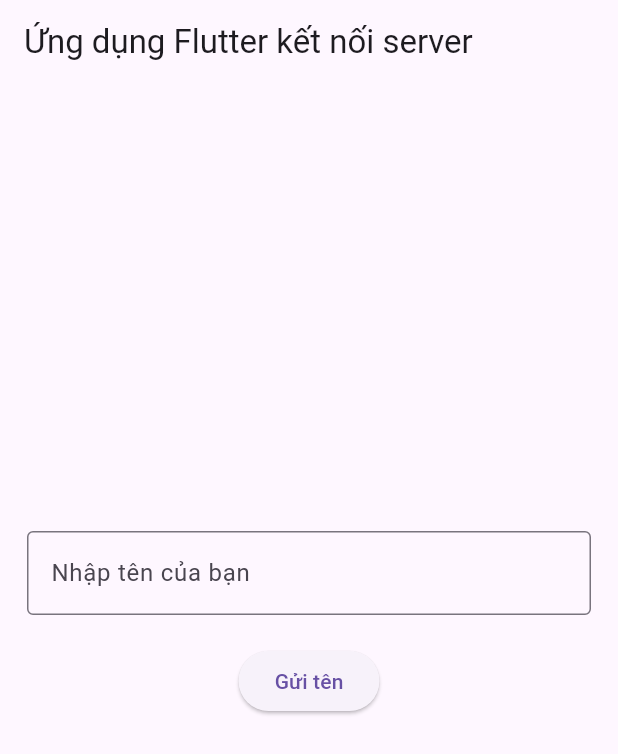
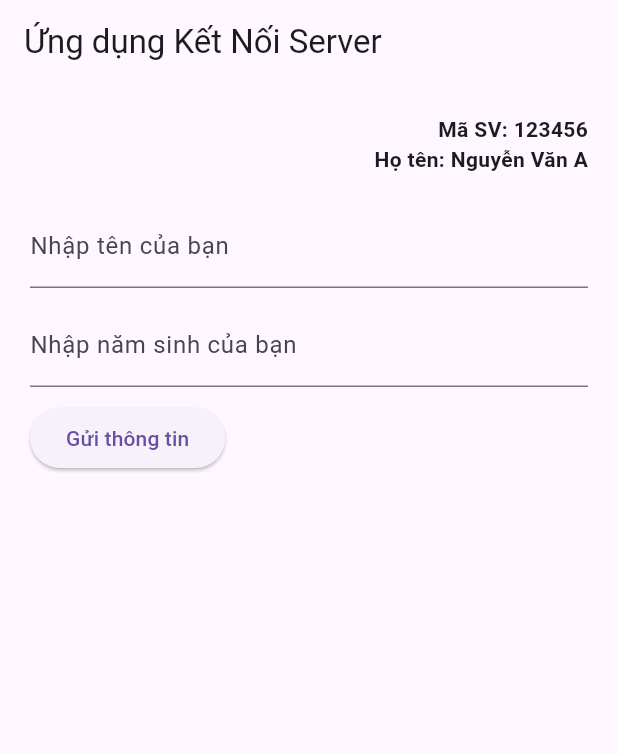
Before and after one commit to DTTWizard/simple_project_flutter, a Flutter app: the screen it shows after launch, on a phone screen of 412 x 824 dp. Shown: the top 754 px of the screen. Run offline on Flutter 3.47's test engine with Material 3 defaults, Android fonts, the phone set to English and light mode, and no system bars.

Commit message:
update 11:03

```diff
--- a/frontend/lib/main.dart
+++ b/frontend/lib/main.dart
@@ -1,33 +1,27 @@
 import 'dart:convert';
 import 'dart:io';
-
 import 'package:flutter/foundation.dart';
 import 'package:flutter/material.dart';
 import 'package:http/http.dart' as http;
 
-/// Hàm main là điểm bắt đầu của ứng dụng
 void main() {
-  runApp(const MainApp()); // Chạy ứng dụng với widget MainApp
+  runApp(const MainApp());
 }
 
-/// Widget MainApp là widget gốc của ứng dụng
 class MainApp extends StatelessWidget {
   const MainApp({super.key});
 
   @override
   Widget build(BuildContext context) {
     return MaterialApp(
-      debugShowCheckedModeBanner: false, // Tắt biểu tượng debug ở góc phải trên
-      title: 'Ứng dụng full-stack Flutter đơn giản',
-      theme: ThemeData(
-        primarySwatch: Colors.blue,
-      ),
+      debugShowCheckedModeBanner: false,
+      title: 'Ứng dụng Kết Nối Server',
+      theme: ThemeData(primarySwatch: Colors.blue),
       home: const MyHomePage(),
     );
   }
 }
 
-/// Widget MyHomePage là trang chính của ứng dụng, sử dụng StatefulWidget
 class MyHomePage extends StatefulWidget {
   const MyHomePage({super.key});
 
@@ -35,84 +29,63 @@ class MyHomePage extends StatefulWidget {
   State<MyHomePage> createState() => _MyHomePageState();
 }
 
-/// Lớp state cho MyHomePage
 class _MyHomePageState extends State<MyHomePage> {
-  /// Controller để lấy dữ liệu từ Widget TextField
-  final TextEditingController controller = TextEditingController();
-
-  /// Biến để lưu thông điệp phản hồi từ server
+  final TextEditingController nameController = TextEditingController();
+  final TextEditingController yearOfBirthController = TextEditingController();
   String responseMessage = '';
-
-  /// Biến để kiểm tra trạng thái gửi yêu cầu
   bool isLoading = false;
 
-  /// Sử dụng địa chỉ IP thích hợp cho backend
   String getBackendUrl() {
     if (kIsWeb) {
-      return 'http://localhost:8080'; // hoặc sử dụng IP LAN nếu cần
+      return 'http://localhost:8080';
     } else if (Platform.isAndroid) {
-      return 'http://10.0.2.2:8080'; // cho emulator
-      // return 'http://192.168.1.x:8080'; // cho thiết bị thật khi truy cập qua LAN
+      return 'http://10.0.2.2:8080';
     } else {
       return 'http://localhost:8080';
     }
   }
 
-  /// Hàm để gửi tên tới server
-  Future<void> sendName() async {
-    final String name = controller.text.trim();
+  Future<void> submit() async {
+    final String name = nameController.text.trim();
+    final String yearOfBirth = yearOfBirthController.text.trim();
 
-    // Kiểm tra xem tên có rỗng hay không
-    if (name.isEmpty) {
+    if (name.isEmpty || yearOfBirth.isEmpty || int.tryParse(yearOfBirth) == null) {
       setState(() {
-        responseMessage = 'Vui lòng nhập tên!';
+        responseMessage = 'Vui lòng nhập tên và năm sinh hợp lệ!';
       });
       return;
     }
 
-    // Xóa nội dung trong controller sau khi lấy tên
-    controller.clear();
     setState(() {
-      isLoading = true; // Bắt đầu trạng thái loading
-      responseMessage = ''; // Reset thông điệp
+      isLoading = true;
+      responseMessage = '';
     });
 
     final String backendUrl = getBackendUrl();
     final Uri url = Uri.parse('$backendUrl/api/v1/submit');
 
     try {
-      // Gửi yêu cầu POST tới server
-      final http.Response response = await http
-          .post(
-            url,
-            headers: {'Content-Type': 'application/json'},
-            body: json.encode({'name': name}),
-          )
-          .timeout(const Duration(seconds: 10));
+      final response = await http.post(url,
+          headers: {'Content-Type': 'application/json'},
+          body: json.encode({'name': name, 'yearOfBirth': int.parse(yearOfBirth)}));
 
-      // Kiểm tra nếu phản hồi có nội dung
-      if (response.statusCode == 200 && response.body.isNotEmpty) {
-        // Giải mã phản hồi từ server
-        final Map<String, dynamic> data = json.decode(response.body);
-
-        // Cập nhật trạng thái với thông điệp nhận được từ server
+      if (response.statusCode == 200) {
+        final data = json.decode(response.body);
         setState(() {
           responseMessage = data['message'];
         });
       } else {
-        // Phản hồi không thành công hoặc không có nội dung
         setState(() {
           responseMessage = 'Không nhận được phản hồi từ server';
         });
       }
     } catch (e) {
-      // Xử lý lỗi kết nối hoặc lỗi khác
       setState(() {
         responseMessage = 'Đã xảy ra lỗi: ${e.toString()}';
       });
     } finally {
       setState(() {
-        isLoading = false; // Kết thúc trạng thái loading
+        isLoading = false;
       });
     }
   }
@@ -120,34 +93,44 @@ class _MyHomePageState extends State<MyHomePage> {
   @override
   Widget build(BuildContext context) {
     return Scaffold(
-      appBar: AppBar(title: const Text('Ứng dụng Flutter kết nối server')),
+      appBar: AppBar(title: const Text('Ứng dụng Kết Nối Server')),
       body: Padding(
-        padding: const EdgeInsets.all(18.0),
+        padding: const EdgeInsets.all(20.0),
         child: Column(
-          mainAxisAlignment: MainAxisAlignment.center,
+          crossAxisAlignment: CrossAxisAlignment.start,
           children: [
-            TextField(
-              controller: controller,
-              decoration: const InputDecoration(
-                labelText: 'Nhập tên của bạn',
-                border: OutlineInputBorder(),
+            // Thông tin sinh viên
+            Align(
+              alignment: Alignment.topRight,
+              child: Column(
+                crossAxisAlignment: CrossAxisAlignment.end,
+                children: const [
+                  Text('Mã SV: 123456', style: TextStyle(fontWeight: FontWeight.bold)),
+                  Text('Họ tên: Nguyễn Văn A', style: TextStyle(fontWeight: FontWeight.bold)),
+                ],
               ),
             ),
             const SizedBox(height: 20),
+            TextField(
+              controller: nameController,
+              decoration: const InputDecoration(labelText: 'Nhập tên của bạn'),
+            ),
+            const SizedBox(height: 10),
+            TextField(
+              controller: yearOfBirthController,
+              decoration: const InputDecoration(labelText: 'Nhập năm sinh của bạn'),
+              keyboardType: TextInputType.number,
+            ),
+            const SizedBox(height: 10),
             ElevatedButton(
-              onPressed: isLoading ? null : sendName, // Disable button khi loading
-              child: isLoading
-                  ? const CircularProgressIndicator() // Hiện indicator khi loading
-                  : const Text('Gửi tên'),
+              onPressed: isLoading ? null : submit,
+              child: isLoading ? const CircularProgressIndicator() : const Text('Gửi thông tin'),
             ),
-            // Hiển thị thông điệp phản hồi từ server
-            Padding(
-              padding: const EdgeInsets.only(top: 20),
-              child: Text(
-                responseMessage,
-                style: Theme.of(context).textTheme.titleLarge,
-                textAlign: TextAlign.center,
-              ),
+            const SizedBox(height: 20),
+            Text(
+              responseMessage,
+              style: const TextStyle(fontSize: 16, color: Colors.black),
+              textAlign: TextAlign.center,
             ),
           ],
         ),
```
Also changed, not shown: 1 other file.
